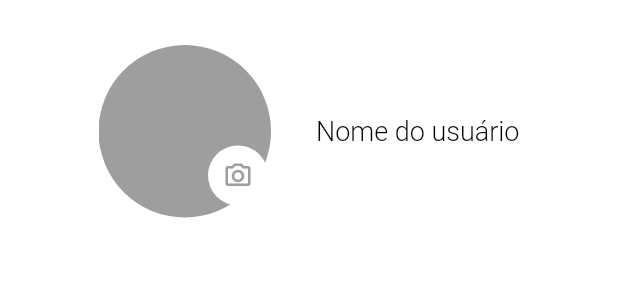
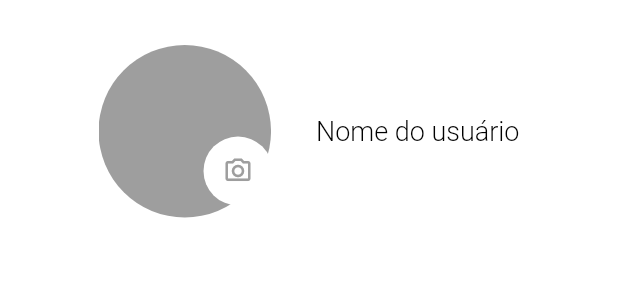
Before and after one commit to SaraCoelhoCosta/garagem_burger, a Flutter app: the TelaConfiguracoes widget shown alone on an empty page, opened directly, on a phone screen of 412 x 824 dp. Shown: the top 300 px of the screen. Run offline on Flutter 3.47's test engine with Material 2 defaults, Android fonts, the phone set to English and light mode, and no system bars; our stand-ins replace cloud_firestore, firebase_auth, firebase_core, google_fonts, mask_text_input_formatter, rxdart; missing offline and left inert: sign_button; accounts and stored records are empty.

Commit message:
teste juao

```diff
--- a/lib/main.dart
+++ b/lib/main.dart
@@ -10,8 +10,8 @@ import 'firebase_options.dart';
 void main() async {
   WidgetsFlutterBinding.ensureInitialized();
   await Firebase.initializeApp(
-      //options: DefaultFirebaseOptions.currentPlatform,
-      );
+    options: DefaultFirebaseOptions.currentPlatform,
+  );
   runApp(MyApp());
 }
 
--- a/lib/screens/tela_configuracoes.dart
+++ b/lib/screens/tela_configuracoes.dart
@@ -42,8 +42,8 @@ class TelaConfiguracoesState extends State<TelaConfiguracoes> {
                       child: TextButton(
                         onPressed: editarFoto,
                         child: Container(
-                          width: 40,
-                          height: 40,
+                          width: 46,
+                          height: 46,
                           decoration: const BoxDecoration(
                               color: Colors.white, shape: BoxShape.circle),
                           child: const Icon(
```
